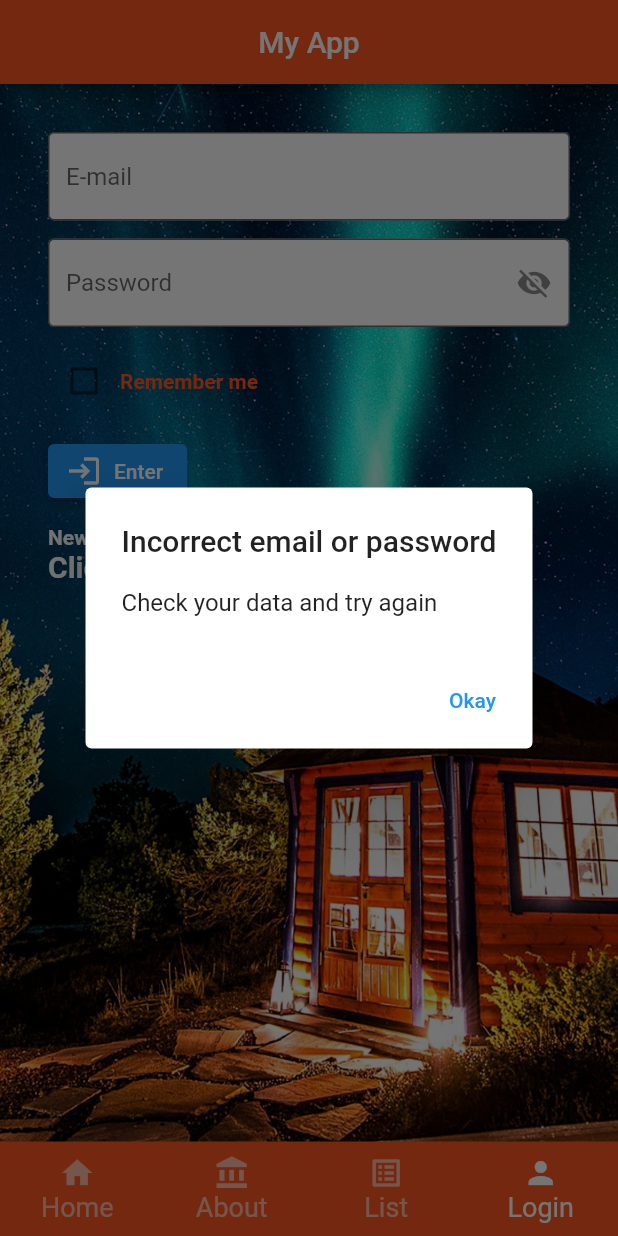
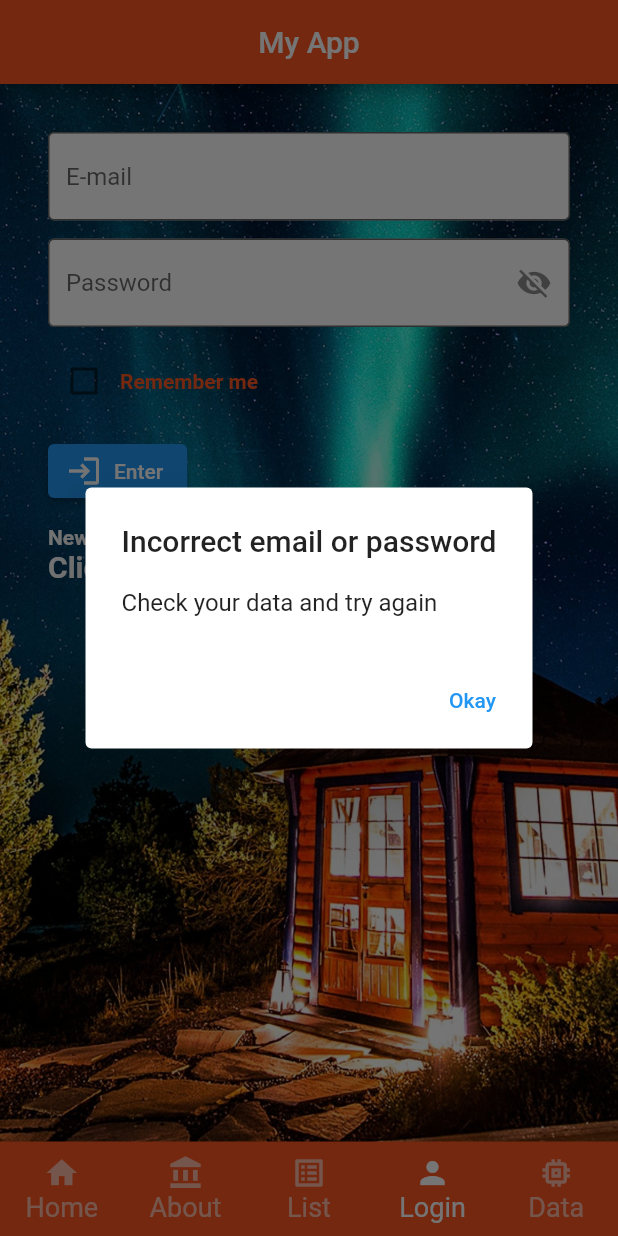
Before and after one commit to ArthurLanna36/atividades_lddm, a Flutter app: the screen it shows after launch, item 4 of the bottom bar chosen, after a tap on "Enter", on a phone screen of 412 x 824 dp. Run offline on Flutter 3.47's test engine with Material 2 defaults, Android fonts, the light colour scheme and no system bars; our stand-ins replace shared_preferences.

Commit message:
commit da aula

```diff
--- a/lib/login_page.dart
+++ b/lib/login_page.dart
@@ -1,5 +1,6 @@
 import 'package:flutter/material.dart';
 import 'package:flutter/gestures.dart';
+import 'package:shared_preferences/shared_preferences.dart';
 
 import 'package:tela_de_login/register_page.dart';
 import 'package:tela_de_login/list_page.dart';
@@ -18,8 +19,6 @@ class LoginPage extends StatefulWidget {
 
 class LoginPageState extends State<LoginPage> {
 
-  TextEditingController _textEditingController = TextEditingController();
-
   bool hidePassword = true;
   bool? checkedBox = false;
 
@@ -27,6 +26,17 @@ class LoginPageState extends State<LoginPage> {
   bool correctPassword = false;
 
   String name = 'Arthur';
+
+  final TextEditingController _emailController = TextEditingController();
+  final TextEditingController _passwordController = TextEditingController();
+
+  _getData() async {
+    final preferences = await SharedPreferences.getInstance();
+    if(_emailController.text == preferences.getString('email') && _passwordController.text == preferences.getString('password')) {
+      return true;
+    }
+    return false;
+  }
 
   @override
   Widget build(BuildContext context) {
@@ -41,11 +51,14 @@ class LoginPageState extends State<LoginPage> {
         ),
         child: Padding(
           padding: const EdgeInsets.all(32.0),
-          child: Column(
+          child: ListView(
+            children: [
+              Column(
               children: <Widget>[
                 Column(
                   children: [
                     TextField(
+                      controller: _emailController,
                       keyboardType: TextInputType.emailAddress,
                       decoration: const InputDecoration(
                         hintText: 'E-mail',
@@ -62,7 +75,8 @@ class LoginPageState extends State<LoginPage> {
                     ),
                     const SizedBox(height: 12.0),
                     TextField(
-                    keyboardType: TextInputType.number,
+                      controller: _passwordController,
+                      keyboardType: TextInputType.visiblePassword,
                       obscureText: hidePassword,
                       decoration: InputDecoration(
                         hintText: 'Password',
@@ -81,7 +95,7 @@ class LoginPageState extends State<LoginPage> {
                         ),
                       ),
                       onSubmitted: (String submitted) {
-                      if(submitted == '1234') {
+                        if(submitted == _getData()) {
                           correctPassword = true;
                         }
                       }
@@ -106,8 +120,8 @@ class LoginPageState extends State<LoginPage> {
                 Align(
                   alignment: Alignment.centerLeft,
                   child: ElevatedButton.icon(
-                  onPressed: () {
-                    if(correctEmail == true && correctPassword == true) {
+                    onPressed: () async {
+                      if(await _getData()) {
                         Navigator.of(context).push(
                           MaterialPageRoute(builder: (context) => ListPage(name: name))
                         );
@@ -165,6 +179,8 @@ class LoginPageState extends State<LoginPage> {
                 )
               ],
             ),
+            ]
+          ),
         ),
       ),
     );
--- a/lib/main.dart
+++ b/lib/main.dart
@@ -1,4 +1,7 @@
 import 'package:flutter/material.dart';
+
+import 'package:shared_preferences/shared_preferences.dart';
+import 'package:tela_de_login/data_base_page.dart';
 
 import 'package:tela_de_login/home_page.dart';
 import 'package:tela_de_login/login_page.dart';
@@ -33,6 +36,7 @@ class MainPageState extends State<MainPage> {
     const AboutPage(),
     const ListPage(name: ''),
     LoginPage(),
+    const DataBasePage()
   ];
 
   @override
@@ -69,6 +73,10 @@ class MainPageState extends State<MainPage> {
           icon: Icon(Icons.person),
           label: 'Login',
         ),
+        BottomNavigationBarItem(
+          icon: Icon(Icons.memory),
+          label: 'Data',
+        ),
       ],
     ),
   );
--- a/pubspec.yaml
+++ b/pubspec.yaml
@@ -19,7 +19,7 @@ publish_to: 'none' # Remove this line if you wish to publish to pub.dev
 version: 1.0.0+1
 
 environment:
-  sdk: '>=2.19.6 <3.0.0'
+  sdk: '>=2.19.4 <3.0.0'
 
 # Dependencies specify other packages that your package needs in order to work.
 # To automatically upgrade your package dependencies to the latest versions
@@ -30,7 +30,8 @@ environment:
 dependencies:
   flutter:
     sdk: flutter
-
+  shared_preferences: ^2.1.1
+  sqflite: ^2.2.8+4
 
   # The following adds the Cupertino Icons font to your application.
   # Use with the CupertinoIcons class for iOS style icons.
```
Also changed, not shown: lib/data_base_page.dart (added, +58 -0 lines), lib/list_page.dart (+4 -5 lines), lib/register_page.dart (+32 -1 lines), pubspec.lock, 1 other file. Lines whose indentation alone changed are shown as unchanged.
